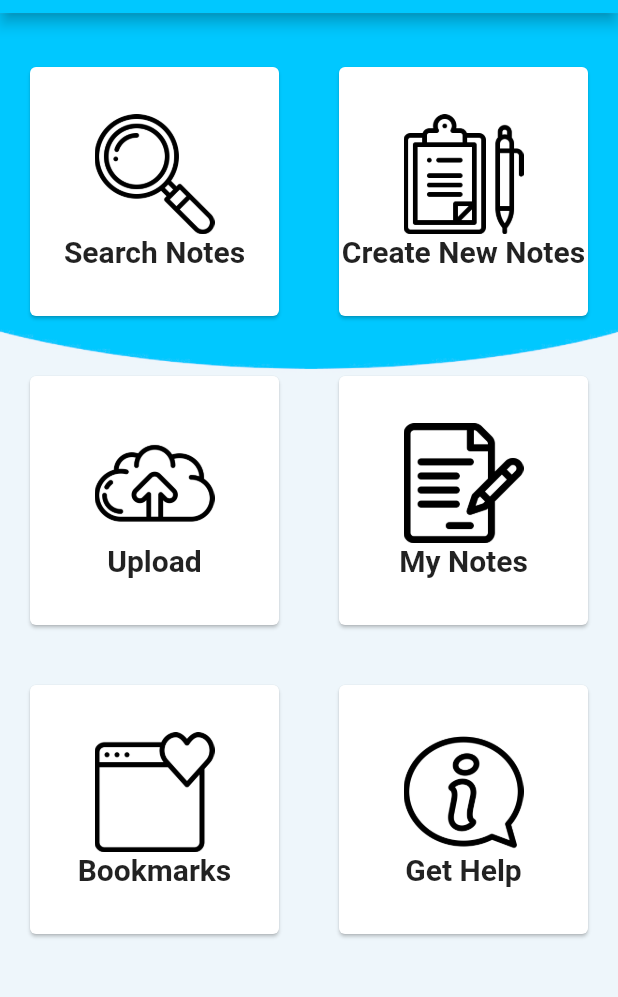
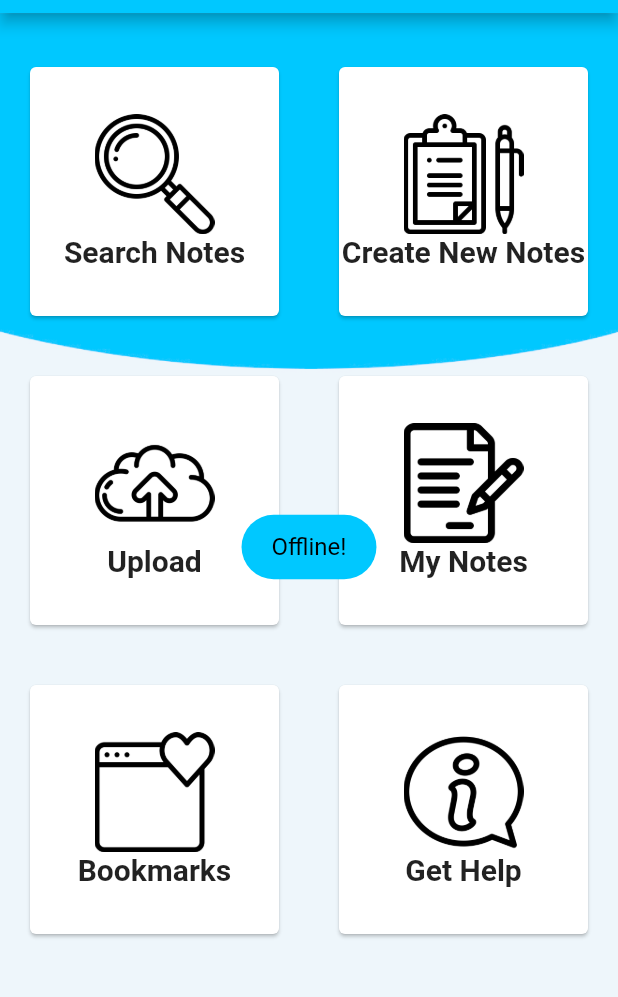
Before and after one commit to AldaronLau/NoteScout, a Flutter app: the screen it shows after launch, after a tap on "Log In", on a phone screen of 412 x 824 dp, the part 71-1068 px from its top. Run offline on Flutter 3.47's test engine with Material 2 defaults, Android fonts, the phone set to English and light mode, and no system bars; our stand-ins replace fluttertoast, image_picker.

Commit message:
Added client-side code to log in.

```diff
--- a/lib/homepage.dart
+++ b/lib/homepage.dart
@@ -1,6 +1,7 @@
 import 'package:flutter/material.dart';
 import 'package:flutter/rendering.dart';
 import 'package:fluttertoast/fluttertoast.dart';
+import 'package:http/http.dart' as http;
 
 import 'package:note_scout/forgotpassword.dart';
 import 'package:note_scout/newNotes.dart';
@@ -136,10 +137,85 @@ class _MyHomePageState extends State<MyHomePage> {
                         var pswd = password_controller.text;
                         print(
                             "LOGIN Username: " + user + ", Password: " + pswd);
-                        Navigator.pushReplacement(
-                            context,
-                            MaterialPageRoute<void>(
-                                builder: (context) => GridLayout()));
+
+                        /*try {
+                        http.post('http://10.0.0.90:8000/log_in', body: user + "\n" + pswd)
+                            .then((resp) {
+                                print("Body: \"" + resp.body + "\"");
+                                switch(resp.body) {
+                                    case "MALFORM": // Post Request Is Malformed
+                                        Fluttertoast.showToast(
+                                            msg: "This app has a bug!",
+                                            toastLength: Toast.LENGTH_SHORT,
+                                            gravity: ToastGravity.CENTER,
+                                            backgroundColor: Color.fromARGB(0xFF, 0x00, 0xc8, 0xff),
+                                            textColor: Colors.black,
+                                            fontSize: 16.0);
+                                        break;
+                                    case "SUCCESS": // Log In Succeeded
+                                        Fluttertoast.showToast(
+                                            msg: "Logged in successfully!",
+                                            toastLength: Toast.LENGTH_SHORT,
+                                            gravity: ToastGravity.CENTER,
+                                            backgroundColor: Color.fromARGB(0xFF, 0x00, 0xc8, 0xff),
+                                            textColor: Colors.black,
+                                            fontSize: 16.0);
+                                        break;
+                                    case "INVALID": // Invalid Username Password Combination
+                                        Fluttertoast.showToast(
+                                            msg: "Your password is wrong!",
+                                            toastLength: Toast.LENGTH_SHORT,
+                                            gravity: ToastGravity.CENTER,
+                                            backgroundColor: Color.fromARGB(0xFF, 0x00, 0xc8, 0xff),
+                                            textColor: Colors.black,
+                                            fontSize: 16.0);
+                                        break;
+                                    case "MISSING": // User is Missing From Database
+                                        Fluttertoast.showToast(
+                                            msg: "User " + user + " doesn't exist!",
+                                            toastLength: Toast.LENGTH_SHORT,
+                                            gravity: ToastGravity.CENTER,
+                                            backgroundColor: Color.fromARGB(0xFF, 0x00, 0xc8, 0xff),
+                                            textColor: Colors.black,
+                                            fontSize: 16.0);
+                                        break;
+                                    case "FAILURE": // Failed to connect to database":
+                                        Fluttertoast.showToast(
+                                            msg: "The server has a bug!",
+                                            toastLength: Toast.LENGTH_SHORT,
+                                            gravity: ToastGravity.CENTER,
+                                            backgroundColor: Color.fromARGB(0xFF, 0x00, 0xc8, 0xff),
+                                            textColor: Colors.black,
+                                            fontSize: 16.0);
+                                        break;
+                                    default:
+                                        Fluttertoast.showToast(
+                                            msg: "Whoops!",
+                                            toastLength: Toast.LENGTH_SHORT,
+                                            gravity: ToastGravity.CENTER,
+                                            backgroundColor: Color.fromARGB(0xFF, 0x00, 0xc8, 0xff),
+                                            textColor: Colors.black,
+                                            fontSize: 16.0);
+                                        break;
+                                }
+                                Navigator.pushReplacement(
+                                    context,
+                                    MaterialPageRoute<void>(
+                                        builder: (context) => GridLayout()));
+                            });
+                          } catch(e) {*/
+                            Fluttertoast.showToast(
+                                            msg: "Offline!",
+                                            toastLength: Toast.LENGTH_SHORT,
+                                            gravity: ToastGravity.CENTER,
+                                            backgroundColor: Color.fromARGB(0xFF, 0x00, 0xc8, 0xff),
+                                            textColor: Colors.black,
+                                            fontSize: 16.0);
+                            Navigator.pushReplacement(
+                                    context,
+                                    MaterialPageRoute<void>(
+                                        builder: (context) => GridLayout()));
+                          /*}*/
                       },
                       child: Container(
                         height: 40.0,
--- a/pubspec.yaml
+++ b/pubspec.yaml
@@ -25,6 +25,7 @@ dependencies:
   cupertino_icons: ^0.1.2
   fluttertoast: ^3.1.0
   image_picker: ^0.6.7+12
+  http: ^0.12.1
 
 dev_dependencies:
   flutter_launcher_icons: "^0.7.2+1"
```
Also changed, not shown: 1 other file.
